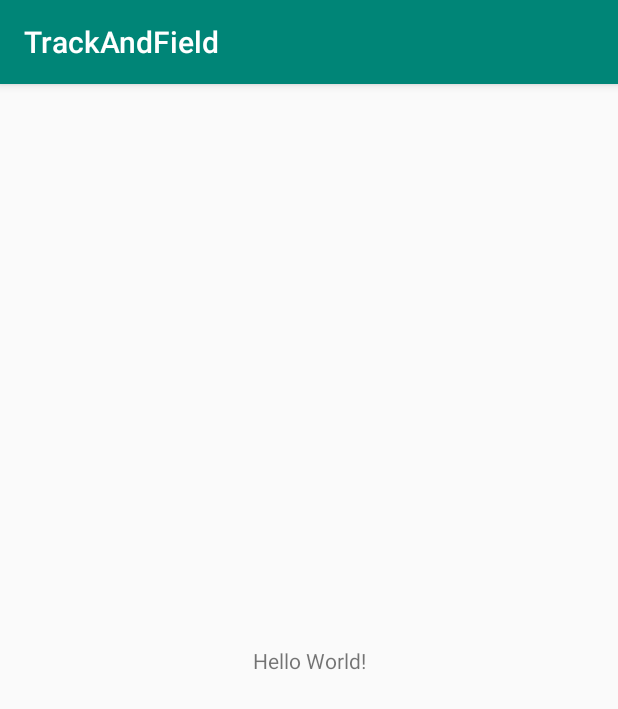
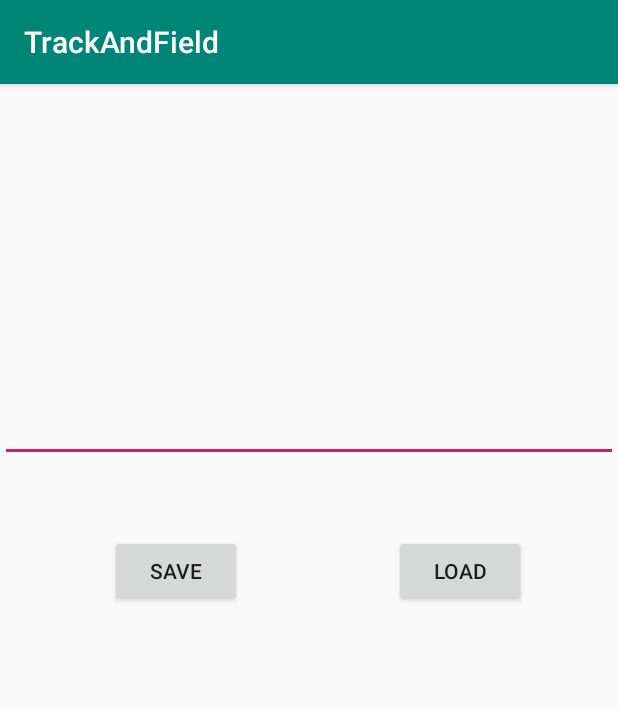
Before and after one commit to rohanshah22/TrackAndField, an Android app: the screen it shows after launch (MainActivity), on a phone screen of 412 x 824 dp. Shown: the top 709 px of the screen. Run offline under Robolectric (Android 15) with nearby library versions, the phone set to English and light mode, and no system bars.

Commit message:
version 2:33PM 10/2/2019

```diff
--- a/app/src/main/res/layout/activity_main.xml
+++ b/app/src/main/res/layout/activity_main.xml
@@ -6,13 +6,39 @@
     android:layout_height="match_parent"
     tools:context=".MainActivity">
 
-    <TextView
+    <EditText
+        android:id="@+id/edit_text"
+        android:layout_width="match_parent"
+        android:layout_height="200dp"
+        app:layout_constraintBottom_toBottomOf="parent"
+        app:layout_constraintTop_toTopOf="parent"
+        app:layout_constraintVertical_bias="0.092"
+        tools:layout_editor_absoluteX="0dp" />
+
+    <Button
+        android:id="@+id/button_save"
         android:layout_width="wrap_content"
         android:layout_height="wrap_content"
-        android:text="Hello World!"
+        android:onClick="save"
+        android:text="save"
         app:layout_constraintBottom_toBottomOf="parent"
-        app:layout_constraintLeft_toLeftOf="parent"
-        app:layout_constraintRight_toRightOf="parent"
-        app:layout_constraintTop_toTopOf="parent" />
+        app:layout_constraintEnd_toEndOf="parent"
+        app:layout_constraintHorizontal_bias="0.226"
+        app:layout_constraintStart_toStartOf="parent"
+        app:layout_constraintTop_toTopOf="parent"
+        app:layout_constraintVertical_bias="0.418" />
+
+    <Button
+        android:id="@+id/button_load"
+        android:layout_width="wrap_content"
+        android:layout_height="wrap_content"
+        android:onClick="load"
+        android:text="load"
+        app:layout_constraintBottom_toBottomOf="parent"
+        app:layout_constraintEnd_toEndOf="parent"
+        app:layout_constraintHorizontal_bias="0.811"
+        app:layout_constraintStart_toStartOf="parent"
+        app:layout_constraintTop_toTopOf="parent"
+        app:layout_constraintVertical_bias="0.418" />
 
 </androidx.constraintlayout.widget.ConstraintLayout>
```
Also changed, not shown: app/src/main/java/com/example/trackandfield/MainActivity.java (+68 -1 lines).
